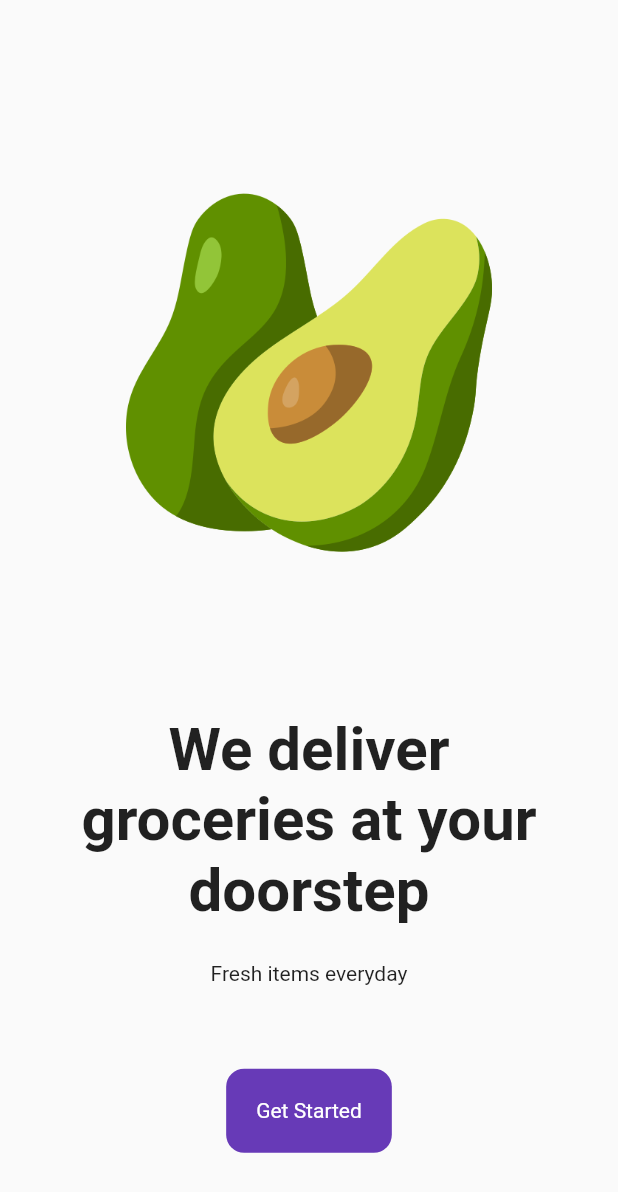
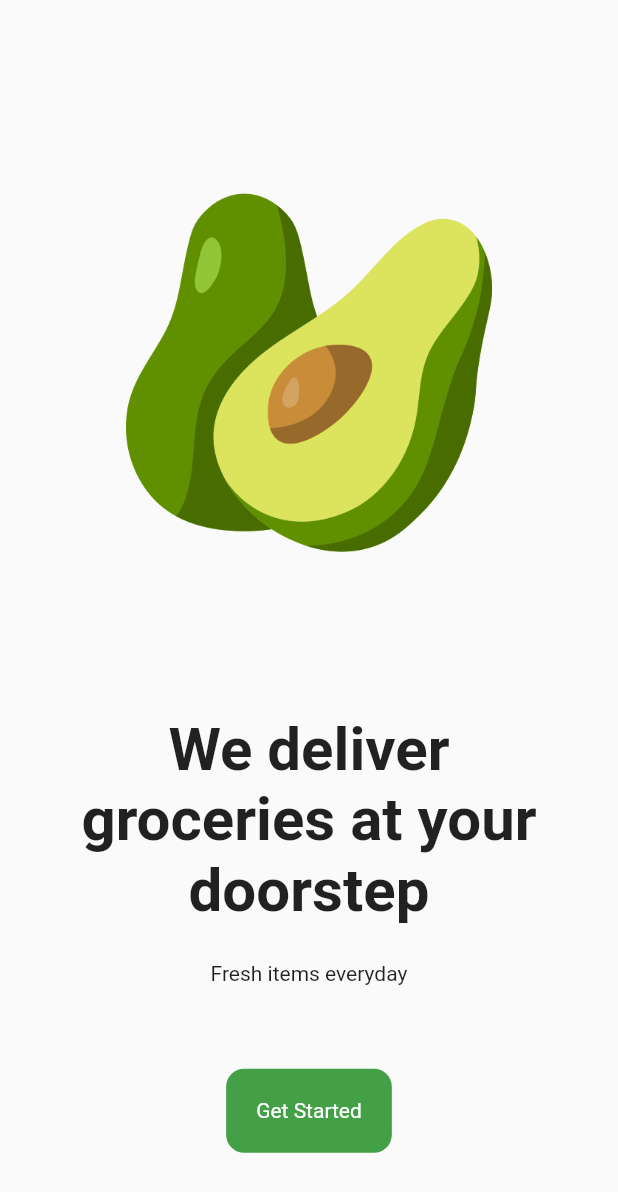
Before and after one commit to johncanero/flutter_grocery_shop_app, a Flutter app: the screen it shows after launch, on a phone screen of 412 x 824 dp. Shown: the top 1192 px of the screen. Run offline on Flutter 3.47's test engine with Material 2 defaults, Android fonts, the phone set to English and light mode, and no system bars.

Commit message:
Modify Color of Button to Green

```diff
--- a/lib/pages/intro_page.dart
+++ b/lib/pages/intro_page.dart
@@ -35,7 +35,7 @@ class IntroPage extends StatelessWidget {
         // get started button
         Container(
             decoration: BoxDecoration(
-                color: Colors.deepPurple,
+                color: Colors.green[600],
                 borderRadius: BorderRadius.circular(12.0)),
             padding: const EdgeInsets.all(20.0),
             child: const Text(
```
